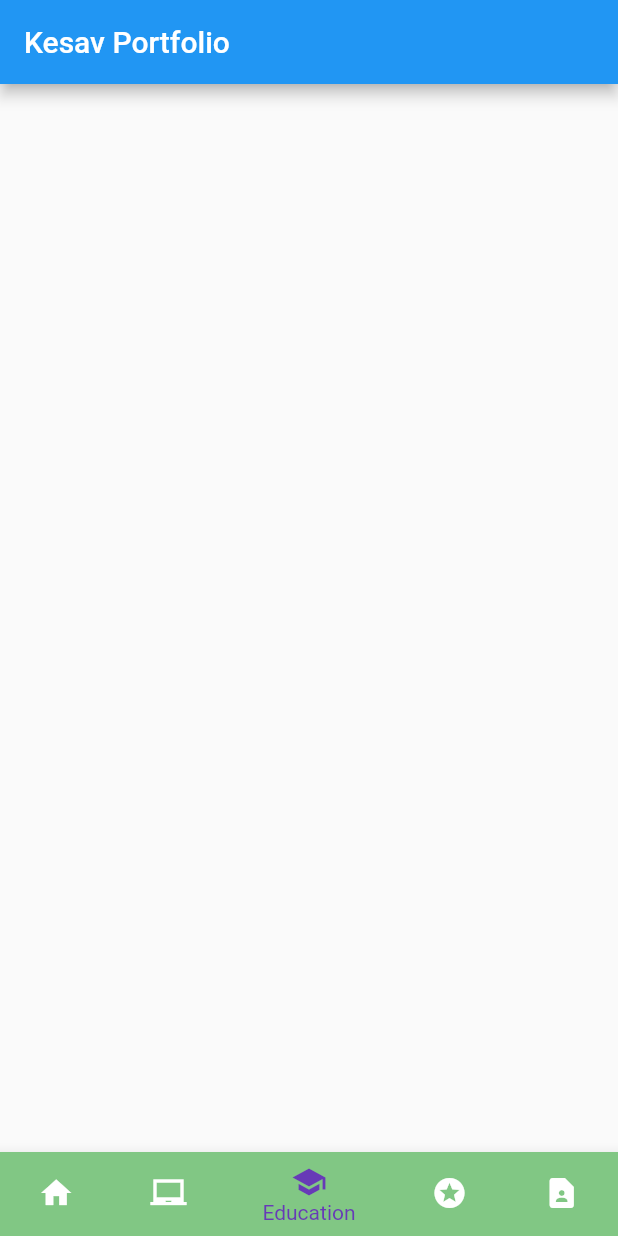
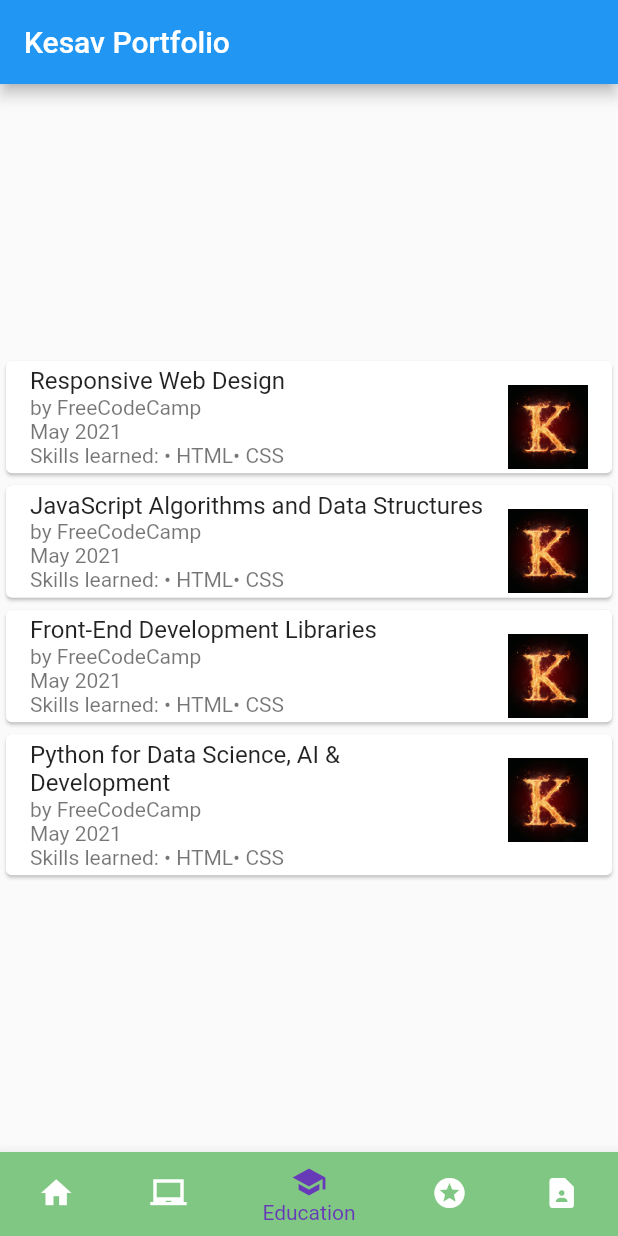
Before and after one commit to Kesav-21/portfoliokesavapp, a Flutter app: the screen it shows after launch, item 3 of the bottom bar chosen, on a phone screen of 412 x 824 dp. Run offline on Flutter 3.47's test engine with Material 2 defaults, Android fonts, the light colour scheme and no system bars.

Commit message:
CertCard created

```diff
--- a/lib/common/CertCard.dart
+++ b/lib/common/CertCard.dart
@@ -1,14 +1,57 @@
 import 'package:flutter/material.dart';
 
 class CertCard extends StatelessWidget {
-  const CertCard({super.key});
+  CertCard({super.key});
+
+  final List<MyCertifications> myCertifications=[
+    MyCertifications("Responsive Web Design","assets/images/K.jpg","by FreeCodeCamp\nMay 2021",["HTML","CSS"]),
+    MyCertifications("JavaScript Algorithms and Data Structures","assets/images/K.jpg","by FreeCodeCamp\nMay 2021",["HTML","CSS"]),
+    MyCertifications("Front-End Development Libraries","assets/images/K.jpg","by FreeCodeCamp\nMay 2021",["HTML","CSS"]),
+    MyCertifications("Python for Data Science, AI & Development","assets/images/K.jpg","by FreeCodeCamp\nMay 2021",["HTML","CSS"]),
+  ];
+
 
   @override
   Widget build(BuildContext context) {
     return SingleChildScrollView(
-      child: Column(),
+      child: Column(
+        children: <Widget>[
+          for(var edu in myCertifications)
+          Card(
+            child: Column(
+              mainAxisSize: MainAxisSize.min,
+              children: <Widget>[
+                ListTile(
+                  trailing: Image.asset('assets/images/K.jpg'),
+                  title: Text(edu.tname),
+                  subtitle: Column(
+                    mainAxisAlignment: MainAxisAlignment.start,
+                    crossAxisAlignment: CrossAxisAlignment.start,
+                    children: [
+                      Text(edu.desc),
+                      Wrap(alignment: WrapAlignment.spaceBetween,
+                      direction: Axis.horizontal,
+                      children: [
+                        Text("Skills learned:\t"),
+                        for(var tech in edu.tech) Text('\u2022 '+tech)
+                      ],)
+                    ]
+                    ),
+                )
+              ],
+            ),
+          )
+        ],
+      ),
     );
   }
 }
 
-class myCertifications {}
+class MyCertifications {
+  final String tname;
+  final String image;
+  final String desc;
+  final List tech;
+
+  MyCertifications(this.tname, this.image, this.desc, this.tech);
+}
```
